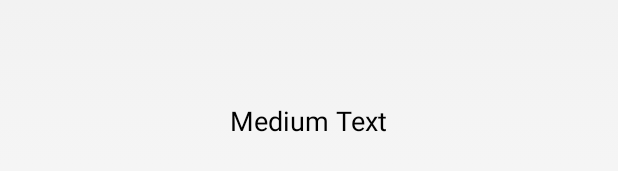
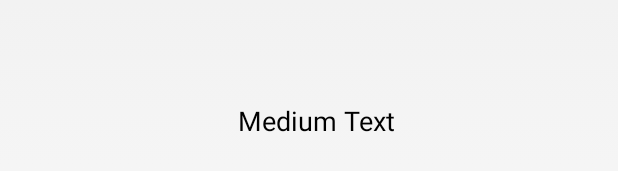
Before and after one commit to SCCapstone/ADAUSC, an Android app: the layout activity_section.xml on its own in the app's theme, with its tools: preview values and no code run, on a phone screen of 412 x 824 dp. Shown: the part 533-704 px from the top of the screen. Run offline under Robolectric (Android 15) with nearby library versions, the phone set to English and light mode, and no system bars.

Commit message:
layout tweak

```diff
--- a/app/src/main/res/layout/activity_section.xml
+++ b/app/src/main/res/layout/activity_section.xml
@@ -20,7 +20,9 @@
         android:text="Medium Text"
         android:id="@+id/sectionContent"
         android:layout_centerVertical="true"
-        android:layout_centerHorizontal="true" />
+        android:layout_centerHorizontal="true"
+        android:paddingLeft="15dp"
+        android:paddingRight="5dp" />
 
     <TextView
         android:layout_width="wrap_content"
@@ -30,7 +32,5 @@
         android:id="@+id/sectionCode"
         android:layout_below="@+id/sectionTitle"
         android:layout_centerHorizontal="true"
-        android:paddingLeft="5dp"
-        android:paddingRight="5dp"
         />
 </RelativeLayout>
```
